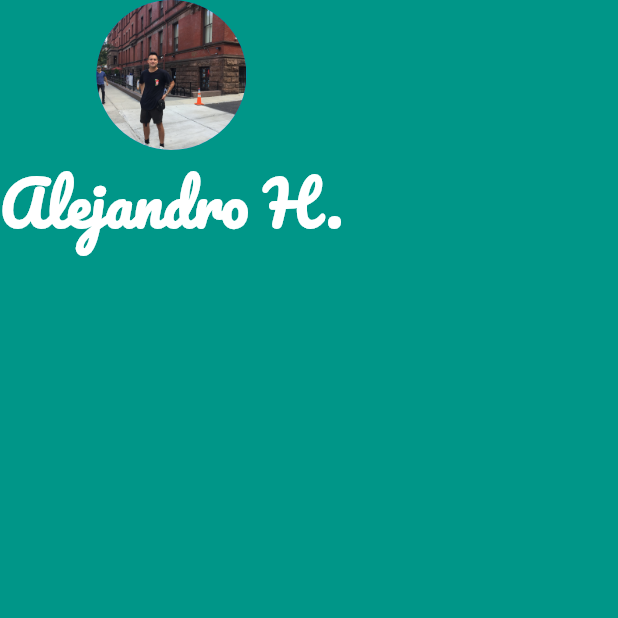
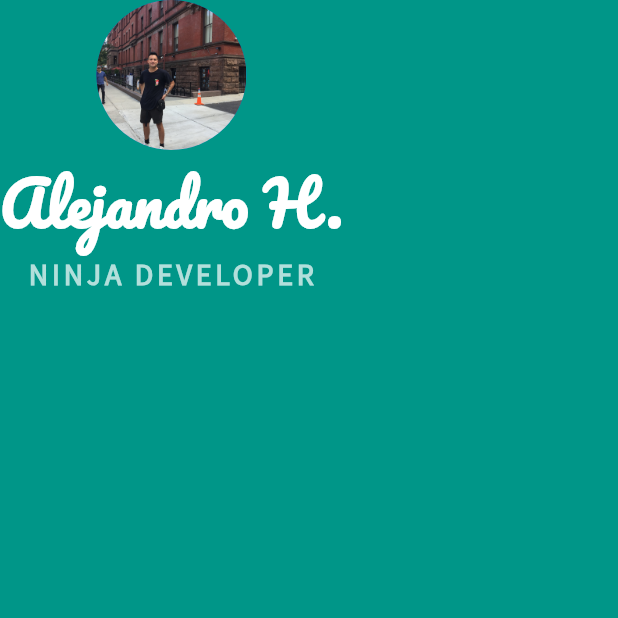
Before and after one commit to Alejandrehl/micard-app, a Flutter app: the screen it shows after launch, on a phone screen of 412 x 824 dp, the top half of it. Run offline on Flutter 3.47's test engine with Material 2 defaults, Android fonts, the phone set to English and light mode, and no system bars.

Commit message:
Fuentes agregadas correctamente

```diff
--- a/lib/main.dart
+++ b/lib/main.dart
@@ -26,7 +26,16 @@ class MyApp extends StatelessWidget {
                   color: Colors.white,
                   fontWeight: FontWeight.bold,
                 ),
-              )
+              ),
+              Text(
+                "NINJA DEVELOPER",
+                style: TextStyle(
+                    fontFamily: "Source Sans Pro",
+                    fontSize: 20.0,
+                    color: Colors.teal.shade100,
+                    fontWeight: FontWeight.bold,
+                    letterSpacing: 2.5),
+              ),
             ],
           ),
         ),
--- a/pubspec.yaml
+++ b/pubspec.yaml
@@ -27,3 +27,7 @@ flutter:
     - family: Pacifico
       fonts:
         - asset: fonts/Pacifico-Regular.ttf
+
+    - family: Source Sans Pro
+      fonts:
+        - asset: fonts/SourceSansPro-Regular.ttf
```
Also changed, not shown: fonts/SourceSansPro-Regular.ttf (added).
